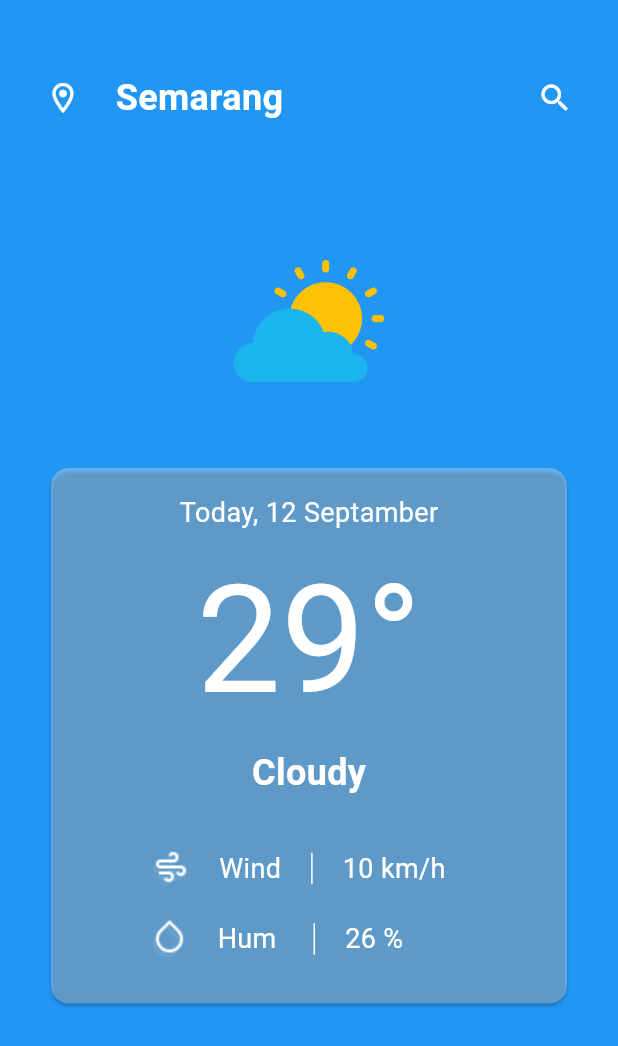
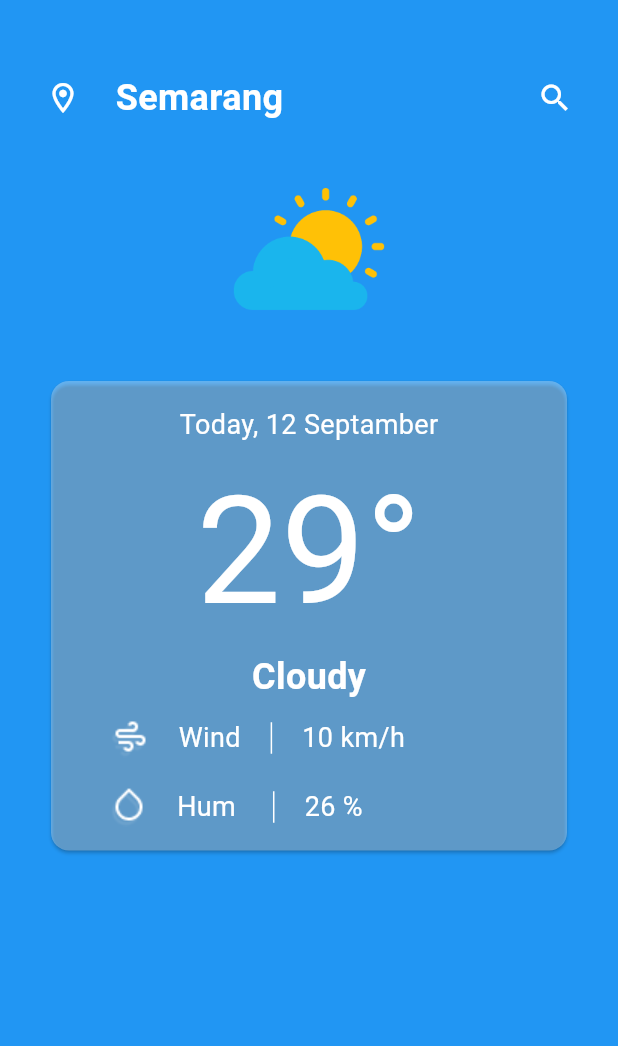
Before and after one commit to muhammad-mustafa1/weather-cast, a Flutter app: the screen it shows after launch, on a phone screen of 412 x 824 dp. Shown: the top 1046 px of the screen. Run offline on Flutter 3.47's test engine with Material 3 defaults, Android fonts, the phone set to English and light mode, and no system bars; our stand-ins replace go_router, google_fonts; Roboto replaces fonts that are missing (Overpass).

Commit message:
refactore home view

```diff
--- a/lib/Features/home/presentation/views/widgets/home_view_body.dart
+++ b/lib/Features/home/presentation/views/widgets/home_view_body.dart
@@ -13,9 +13,9 @@ class HomeViewBody extends StatelessWidget {
         child: Column(
           children: [
             const CustomAppBar(),
-            const SizedBox(height: 72),
+            const SizedBox(height: 24),
             Image.asset('assets/images/logo.png', width: 120, height: 120),
-            const SizedBox(height: 34),
+            const SizedBox(height: 24),
             const WeatherCard(),
           ],
         ),
--- a/lib/Features/home/presentation/views/widgets/weather_card.dart
+++ b/lib/Features/home/presentation/views/widgets/weather_card.dart
@@ -12,7 +12,7 @@ class WeatherCard extends StatelessWidget {
       color: Colors.white.withOpacity(.3),
       child: const Column(
         children: [
-          SizedBox(height: 17),
+          SizedBox(height: 16),
           Text(
             'Today, 12 Septamber',
             style: TextStyle(fontSize: 18, color: Colors.white),
@@ -28,11 +28,15 @@ class WeatherCard extends StatelessWidget {
           Text(
             'Cloudy',
             style: TextStyle(
-                fontWeight: FontWeight.bold, fontSize: 24, color: Colors.white),
+              height: 1,
+              fontWeight: FontWeight.bold,
+              fontSize: 24,
+              color: Colors.white,
+            ),
           ),
-          SizedBox(height: 34),
+          SizedBox(height: 16),
           Padding(
-            padding: EdgeInsets.symmetric(horizontal: 67),
+            padding: EdgeInsets.symmetric(horizontal: 40),
             child: Column(
               children: [
                 WeatherDetailsItem(
@@ -40,13 +44,13 @@ class WeatherCard extends StatelessWidget {
                   text: 'Wind',
                   value: '10 km/h',
                 ),
-                SizedBox(height: 21),
+                SizedBox(height: 20),
                 WeatherDetailsItem(
                   icon: 'assets/icons/hum.png',
                   text: 'Hum ',
                   value: '26 %',
                 ),
-                SizedBox(height: 30),
+                SizedBox(height: 16),
               ],
             ),
           )
```
Also changed, not shown: lib/Features/home/presentation/views/widgets/weather_detailsItem.dart (added).
